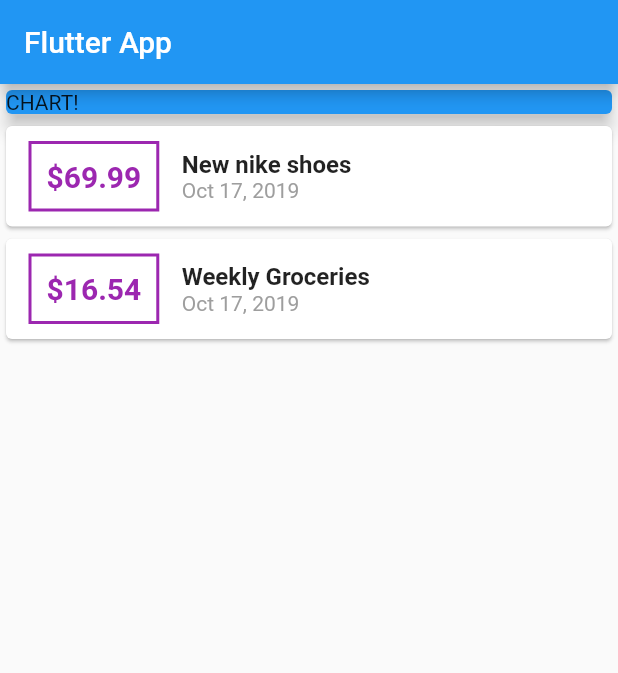
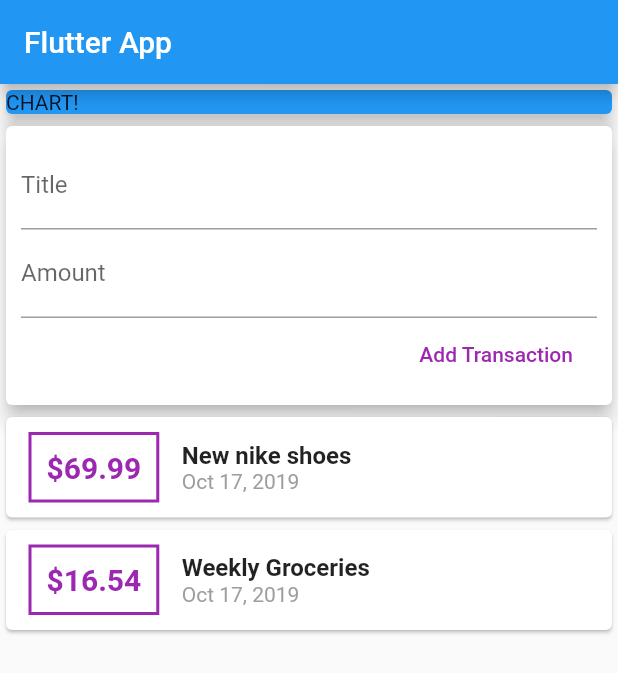
Before and after one commit to Ebanist/personal_expenses, a Flutter app: the screen it shows after launch, on a phone screen of 412 x 824 dp. Shown: the top 673 px of the screen. Run offline on Flutter 3.47's test engine with Material 2 defaults, Android fonts, the phone set to English and light mode, and no system bars.

Commit message:
add text input

```diff
--- a/lib/main.dart
+++ b/lib/main.dart
@@ -33,6 +33,8 @@ class MyHomePage extends StatelessWidget {
         title: Text('Flutter App'),
       ),
       body: Column(
+        // mainAxisAlignment: MainAxisAlignment.start,
+        crossAxisAlignment: CrossAxisAlignment.stretch,
         children: <Widget>[
           Container(
             width: double.infinity,
@@ -40,6 +42,30 @@ class MyHomePage extends StatelessWidget {
               color: Colors.blue,
               child: Text('CHART!'),
               elevation: 5,
+            ),
+          ),
+          Card(
+            elevation: 5,
+            child: Container(
+              padding: EdgeInsets.all(10),
+              child: Column(
+                crossAxisAlignment: CrossAxisAlignment.end,
+                children: <Widget>[
+                  TextField(
+                    decoration: InputDecoration(labelText: 'Title'),
+                  ),
+                  TextField(
+                    decoration: InputDecoration(labelText: 'Amount'),
+                  ),
+                  FlatButton(
+                    child: Text(
+                      'Add Transaction',
+                    ),
+                    textColor: Colors.purple,
+                    onPressed: () {},
+                  )
+                ],
+              ),
             ),
           ),
           Column(
@@ -78,11 +104,10 @@ class MyHomePage extends StatelessWidget {
                           fontWeight: FontWeight.bold,
                         ),
                       ),
-                      Text(
-                        DateFormat.yMMMd().format(tx.date),
-                        style: TextStyle(
-                          color: Colors.grey,
-                        )),
+                      Text(DateFormat.yMMMd().format(tx.date),
+                          style: TextStyle(
+                            color: Colors.grey,
+                          )),
                     ],
                   )
                 ],
--- a/lib/transaction.dart
+++ b/lib/transaction.dart
@@ -6,9 +6,10 @@ class Transaction {
   double amount;
   DateTime date;
 
-  Transaction(
-      {@required this.id,
-      @required this.title,
-      @required this.amount,
-      @required this.date});
+  Transaction({
+    @required this.id,
+    @required this.title,
+    @required this.amount,
+    @required this.date,
+  });
 }
```
